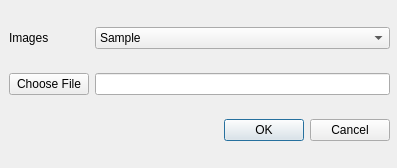
mantidproject/mantidimaging, file mantidimaging/gui/ui/add_to_dataset.ui: the form before one commit.
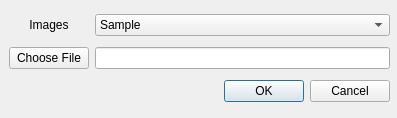
The form after the commit.

Commit message: better appearance

The edit to the form file:
```diff
--- a/mantidimaging/gui/ui/add_to_dataset.ui
+++ b/mantidimaging/gui/ui/add_to_dataset.ui
@@ -7,7 +7,7 @@
     <x>0</x>
     <y>0</y>
     <width>397</width>
-    <height>168</height>
+    <height>118</height>
    </rect>
   </property>
   <property name="windowTitle">
@@ -19,7 +19,7 @@
      <x>9</x>
      <y>9</y>
      <width>381</width>
-     <height>151</height>
+     <height>101</height>
     </rect>
    </property>
    <layout class="QGridLayout" name="gridLayout">
@@ -28,6 +28,9 @@
       <property name="text">
        <string>Images</string>
       </property>
+      <property name="alignment">
+       <set>Qt::AlignCenter</set>
+      </property>
      </widget>
     </item>
     <item row="0" column="1">
```
